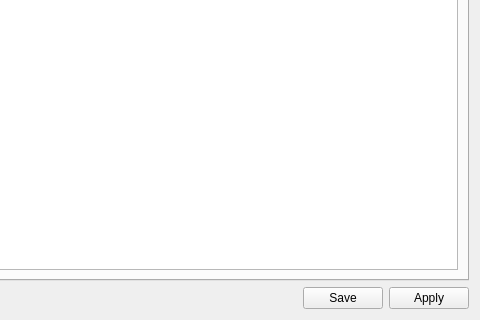
The window that scripts/devTools/editor.ui (Bluscream/pyTSon_plugins) describes before a commit, drawn with Qt 5; both pictures show x 405 to 885 and y 409 to 729 of the 885 by 729 pixel window.
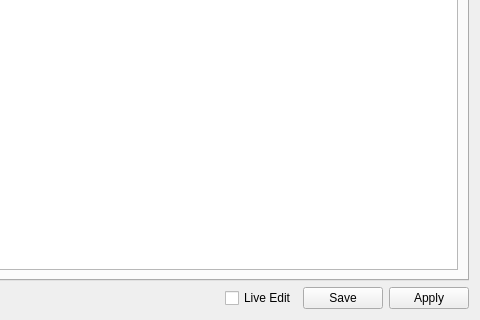
The same window after the commit.

Commit message: added live editing of QSS

The edit to the form file:
```diff
--- a/scripts/devTools/editor.ui
+++ b/scripts/devTools/editor.ui
@@ -60,6 +60,16 @@
        </property>
       </spacer>
      </item>
+     <item>
+      <widget class="QCheckBox" name="chk_live">
+       <property name="text">
+        <string>Live Edit</string>
+       </property>
+       <property name="tristate">
+        <bool>false</bool>
+       </property>
+      </widget>
+     </item>
      <item>
       <widget class="QPushButton" name="btn_save">
        <property name="enabled">
```
Left out of the diff: 1 changed line with no effect on the pictures. The commit also changes 4 other files.
